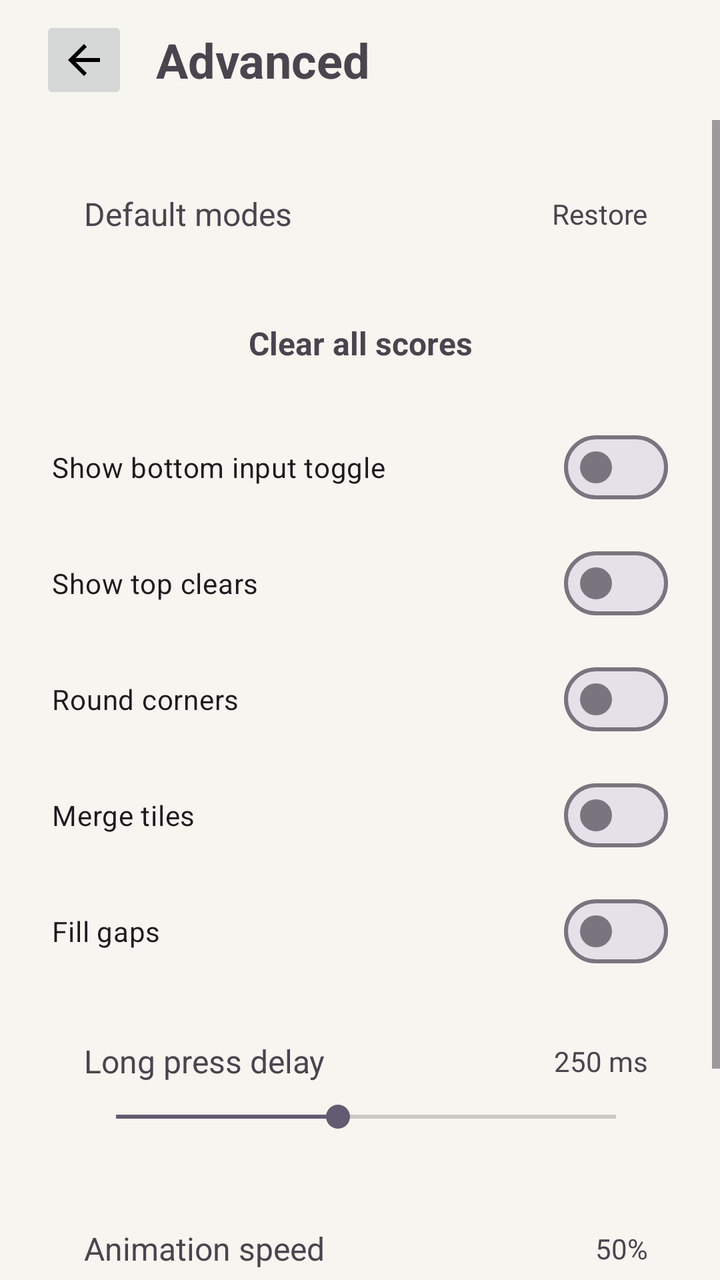
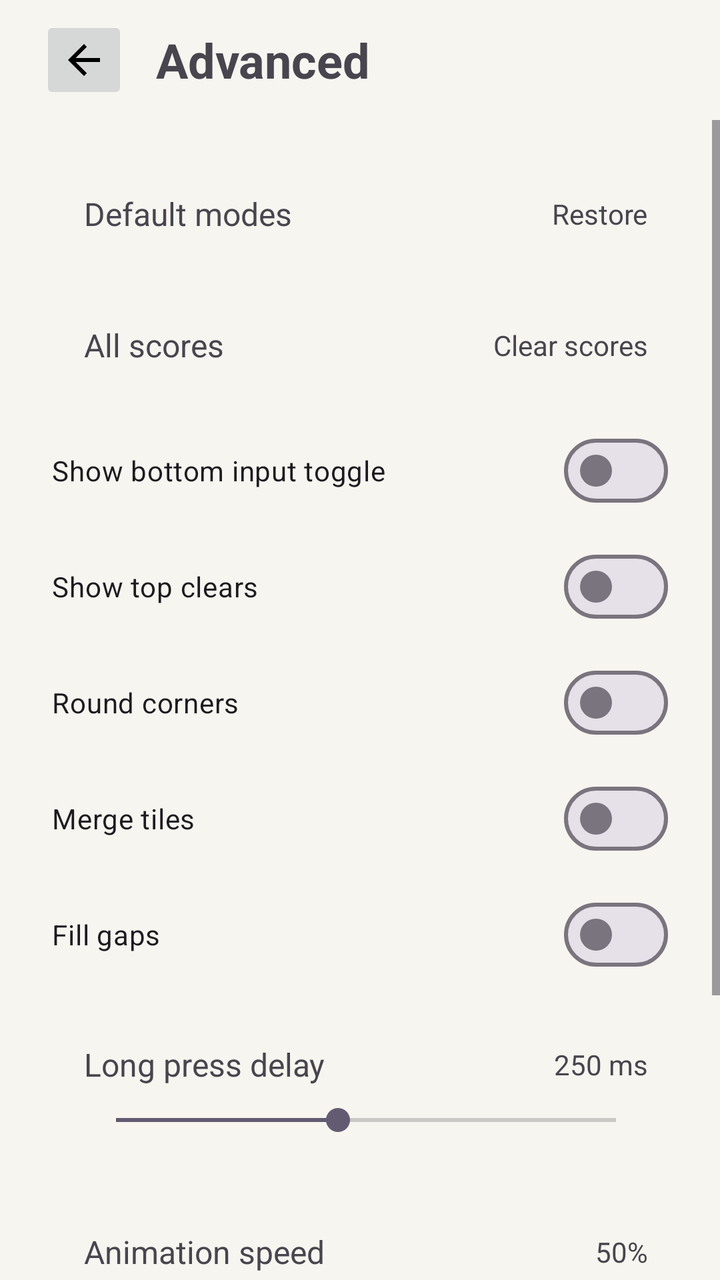

Screens rendered from an Android XML layout before and after an edit, with the pre-edit source and the edit as a unified diff.
<!-- AndroidManifest.xml: application theme Theme.Minesweeper -->
<!-- res/layout/activity_advanced_settings.xml -->
<?xml version="1.0" encoding="utf-8"?>
<LinearLayout xmlns:android="http://schemas.android.com/apk/res/android"
    android:layout_width="match_parent"
    android:layout_height="match_parent"
    android:orientation="vertical">

    <LinearLayout
        android:id="@+id/topBar"
        android:layout_width="match_parent"
        android:layout_height="wrap_content"
        android:gravity="center_vertical"
        android:orientation="horizontal"
        android:paddingStart="20dp"
        android:paddingTop="8dp"
        android:paddingEnd="20dp"
        android:paddingBottom="8dp">

        <ImageButton
            android:id="@+id/backButton"
            android:layout_width="44dp"
            android:layout_height="44dp"
            android:src="@drawable/ic_arrow_back_material" />

        <TextView
            android:id="@+id/titleText"
            android:layout_width="0dp"
            android:layout_height="wrap_content"
            android:layout_marginStart="14dp"
            android:layout_weight="1"
            android:text="@string/advanced"
            android:textSize="24sp"
            android:textStyle="bold" />
    </LinearLayout>

    <ScrollView
        android:layout_width="match_parent"
        android:layout_height="0dp"
        android:layout_weight="1">

        <LinearLayout
            android:id="@+id/content"
            android:layout_width="match_parent"
            android:layout_height="wrap_content"
            android:orientation="vertical"
            android:padding="20dp">

            <LinearLayout
                android:id="@+id/restoreModesButton"
                android:layout_width="match_parent"
                android:layout_height="wrap_content"
                android:gravity="center_vertical"
                android:orientation="horizontal"
                android:paddingStart="22dp"
                android:paddingTop="16dp"
                android:paddingEnd="16dp"
                android:paddingBottom="16dp">

                <TextView
                    android:id="@+id/restoreModesLabel"
                    android:layout_width="0dp"
                    android:layout_height="wrap_content"
                    android:layout_weight="1"
                    android:text="@string/default_modes"
                    android:textSize="16sp" />

                <TextView
                    android:id="@+id/restoreModesValue"
                    android:layout_width="wrap_content"
                    android:layout_height="wrap_content"
                    android:text="@string/restore"
                    android:textSize="14sp" />
            </LinearLayout>

            <TextView
                android:id="@+id/clearAllScoresButton"
                android:layout_width="match_parent"
                android:layout_height="52dp"
                android:layout_marginTop="12dp"
                android:gravity="center"
                android:text="@string/clear_all_scores"
                android:textSize="16sp"
                android:textStyle="bold" />

            <com.google.android.material.materialswitch.MaterialSwitch
                android:id="@+id/showBottomToggle"
                android:layout_width="match_parent"
                android:layout_height="wrap_content"
                android:layout_marginTop="12dp"
                android:paddingStart="6dp"
                android:paddingEnd="6dp"
                android:switchPadding="14dp"
                android:text="@string/show_bottom_toggle" />

            <com.google.android.material.materialswitch.MaterialSwitch
                android:id="@+id/showTopClears"
                android:layout_width="match_parent"
                android:layout_height="wrap_content"
                android:layout_marginTop="10dp"
                android:paddingStart="6dp"
                android:paddingEnd="6dp"
                android:switchPadding="14dp"
                android:text="@string/show_top_clears" />

            <com.google.android.material.materialswitch.MaterialSwitch
                android:id="@+id/roundCorners"
                android:layout_width="match_parent"
                android:layout_height="wrap_content"
                android:layout_marginTop="10dp"
                android:paddingStart="6dp"
                android:paddingEnd="6dp"
                android:switchPadding="14dp"
                android:text="@string/round_corners" />

            <com.google.android.material.materialswitch.MaterialSwitch
                android:id="@+id/mergeTiles"
                android:layout_width="match_parent"
                android:layout_height="wrap_content"
                android:layout_marginTop="10dp"
                android:paddingStart="6dp"
                android:paddingEnd="6dp"
                android:switchPadding="14dp"
                android:text="@string/merge_tiles" />

            <com.google.android.material.materialswitch.MaterialSwitch
                android:id="@+id/fillGaps"
                android:layout_width="match_parent"
                android:layout_height="wrap_content"
                android:layout_marginTop="10dp"
                android:paddingStart="6dp"
                android:paddingEnd="6dp"
                android:switchPadding="14dp"
                android:text="@string/fill_gaps" />

            <LinearLayout
                android:id="@+id/longPressRow"
                android:layout_width="match_parent"
                android:layout_height="wrap_content"
                android:layout_marginTop="14dp"
                android:orientation="vertical"
                android:paddingStart="22dp"
                android:paddingTop="16dp"
                android:paddingEnd="16dp"
                android:paddingBottom="16dp">

                <LinearLayout
                    android:layout_width="match_parent"
                    android:layout_height="wrap_content"
                    android:gravity="center_vertical"
                    android:orientation="horizontal">

                    <TextView
                        android:id="@+id/longPressLabel"
                        android:layout_width="0dp"
                        android:layout_height="wrap_content"
                        android:layout_weight="1"
                        android:text="@string/long_press_delay"
                        android:textSize="16sp" />

                    <TextView
                        android:id="@+id/longPressValue"
                        android:layout_width="wrap_content"
                        android:layout_height="wrap_content"
                        android:text="250 ms"
                        android:textSize="14sp" />
                </LinearLayout>

                <SeekBar
                    android:id="@+id/longPressSeekBar"
                    android:layout_width="match_parent"
                    android:layout_height="wrap_content"
                    android:layout_marginTop="8dp"
                    android:max="9"
                    android:progress="4" />
            </LinearLayout>

            <LinearLayout
                android:id="@+id/animationSpeedRow"
                android:layout_width="match_parent"
                android:layout_height="wrap_content"
                android:layout_marginTop="14dp"
                android:orientation="vertical"
                android:paddingStart="22dp"
                android:paddingTop="16dp"
                android:paddingEnd="16dp"
                android:paddingBottom="16dp">

                <LinearLayout
                    android:layout_width="match_parent"
                    android:layout_height="wrap_content"
                    android:gravity="center_vertical"
                    android:orientation="horizontal">

                    <TextView
                        android:id="@+id/animationSpeedLabel"
                        android:layout_width="0dp"
                        android:layout_height="wrap_content"
                        android:layout_weight="1"
                        android:text="@string/animation_speed"
                        android:textSize="16sp" />

                    <TextView
                        android:id="@+id/animationSpeedValue"
                        android:layout_width="wrap_content"
                        android:layout_height="wrap_content"
                        android:text="50%"
                        android:textSize="14sp" />
                </LinearLayout>

                <SeekBar
                    android:id="@+id/animationSpeedSeekBar"
                    android:layout_width="match_parent"
                    android:layout_height="wrap_content"
                    android:layout_marginTop="8dp"
                    android:max="100"
                    android:progress="50" />
            </LinearLayout>

            <TextView
                android:id="@+id/applyButton"
                android:layout_width="match_parent"
                android:layout_height="52dp"
                android:layout_marginTop="20dp"
                android:gravity="center"
                android:text="@string/apply"
                android:textSize="16sp"
                android:textStyle="bold" />
        </LinearLayout>
    </ScrollView>

</LinearLayout>
<!-- resources referenced by this layout -->
<resources>
  <!-- drawable ic_arrow_back_material (drawable) -->
  <?xml version="1.0" encoding="utf-8"?>
  <vector xmlns:android="http://schemas.android.com/apk/res/android"
      android:width="24dp"
      android:height="24dp"
      android:viewportWidth="24"
      android:viewportHeight="24">
      <path
          android:fillColor="#FF000000"
          android:pathData="M20,11H7.83l5.59,-5.59L12,4l-8,8l8,8l1.41,-1.41L7.83,13H20z" />
  </vector>
  <string name="advanced">Advanced</string>
  <string name="animation_speed">Animation speed</string>
  <string name="apply">Apply</string>
  <string name="clear_all_scores">Clear all scores</string>
  <string name="default_modes">Default modes</string>
  <string name="fill_gaps">Fill gaps</string>
  <string name="long_press_delay">Long press delay</string>
  <string name="merge_tiles">Merge tiles</string>
  <string name="restore">Restore</string>
  <string name="round_corners">Round corners</string>
  <string name="show_bottom_toggle">Show bottom input toggle</string>
  <string name="show_top_clears">Show top clears</string>
  <style name="Theme.Minesweeper" parent="Theme.Material3.Light.NoActionBar">
          <item name="android:windowBackground">@color/app_background</item>
          <item name="android:statusBarColor">@color/app_background</item>
          <item name="android:navigationBarColor">@color/app_background</item>
          <item name="android:windowLightStatusBar">true</item>
          <item name="android:windowLightNavigationBar">true</item>
          <item name="android:fontFamily">sans-serif</item>
          <item name="colorPrimary">@color/accent</item>
          <item name="colorSurface">@color/panel</item>
          <item name="android:windowAnimationStyle">@null</item>
          <item name="materialAlertDialogTheme">@style/Minesweeper.Dialog</item>
      </style>
  <color name="app_background">#F7F5EF</color>
  <color name="accent">#7CA7C7</color>
  <color name="panel">#EFEBE2</color>
  <style name="Minesweeper.Dialog" parent="ThemeOverlay.Material3.MaterialAlertDialog">
          <item name="backgroundTint">@color/panel</item>
      </style>
</resources>

<!-- the commit's change to res/layout/activity_advanced_settings.xml (unified diff, before → after) -->
@@ -71,15 +71,33 @@
                     android:textSize="14sp" />
             </LinearLayout>
 
-            <TextView
+            <LinearLayout
                 android:id="@+id/clearAllScoresButton"
                 android:layout_width="match_parent"
-                android:layout_height="52dp"
+                android:layout_height="wrap_content"
                 android:layout_marginTop="12dp"
-                android:gravity="center"
-                android:text="@string/clear_all_scores"
-                android:textSize="16sp"
-                android:textStyle="bold" />
+                android:gravity="center_vertical"
+                android:orientation="horizontal"
+                android:paddingStart="22dp"
+                android:paddingTop="16dp"
+                android:paddingEnd="16dp"
+                android:paddingBottom="16dp">
+
+                <TextView
+                    android:id="@+id/clearAllScoresLabel"
+                    android:layout_width="0dp"
+                    android:layout_height="wrap_content"
+                    android:layout_weight="1"
+                    android:text="@string/all_scores"
+                    android:textSize="16sp" />
+
+                <TextView
+                    android:id="@+id/clearAllScoresValue"
+                    android:layout_width="wrap_content"
+                    android:layout_height="wrap_content"
+                    android:text="@string/clear_scores"
+                    android:textSize="14sp" />
+            </LinearLayout>
 
             <com.google.android.material.materialswitch.MaterialSwitch
                 android:id="@+id/showBottomToggle"
@@ -214,6 +232,16 @@
                     android:max="100"
                     android:progress="50" />
             </LinearLayout>
+
+            <com.google.android.material.materialswitch.MaterialSwitch
+                android:id="@+id/screenShake"
+                android:layout_width="match_parent"
+                android:layout_height="wrap_content"
+                android:layout_marginTop="10dp"
+                android:paddingStart="6dp"
+                android:paddingEnd="6dp"
+                android:switchPadding="14dp"
+                android:text="@string/screen_shake" />
 
             <TextView
                 android:id="@+id/applyButton"
<!-- resource entries referenced after the edit -->
@@ -12,15 +12,17 @@
           android:pathData="M20,11H7.83l5.59,-5.59L12,4l-8,8l8,8l1.41,-1.41L7.83,13H20z" />
   </vector>
   <string name="advanced">Advanced</string>
+  <string name="all_scores">All scores</string>
   <string name="animation_speed">Animation speed</string>
   <string name="apply">Apply</string>
-  <string name="clear_all_scores">Clear all scores</string>
+  <string name="clear_scores">Clear scores</string>
   <string name="default_modes">Default modes</string>
   <string name="fill_gaps">Fill gaps</string>
   <string name="long_press_delay">Long press delay</string>
   <string name="merge_tiles">Merge tiles</string>
   <string name="restore">Restore</string>
   <string name="round_corners">Round corners</string>
+  <string name="screen_shake">Screen shake</string>
   <string name="show_bottom_toggle">Show bottom input toggle</string>
   <string name="show_top_clears">Show top clears</string>
   <style name="Theme.Minesweeper" parent="Theme.Material3.Light.NoActionBar">
